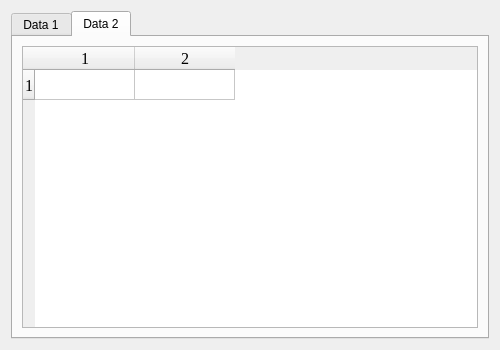
The window that UI/MyTabWidget.ui (sergiipanasenko/DataPlot) describes before a commit, drawn with Qt 5.
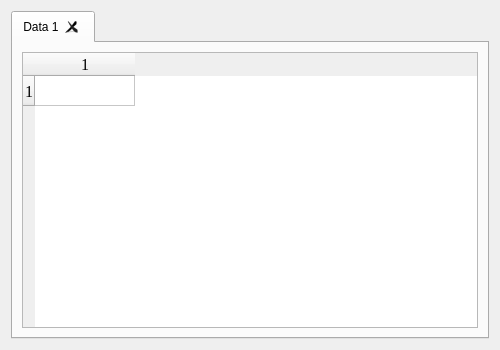
The same window after the commit. The open tabs and pages were chosen to show the change.

Commit message: Working on tab widget.

```diff
--- a/UI/MyTabWidget.ui
+++ b/UI/MyTabWidget.ui
@@ -25,6 +25,9 @@
      <property name="currentIndex">
       <number>0</number>
      </property>
+     <property name="tabsClosable">
+      <bool>true</bool>
+     </property>
      <widget class="QWidget" name="tab1">
       <attribute name="title">
        <string>Data 1</string>
@@ -42,37 +45,10 @@
           <number>1</number>
          </property>
          <property name="columnCount">
-          <number>2</number>
-         </property>
-         <row/>
-         <column/>
-         <column/>
-        </widget>
-       </item>
-      </layout>
-     </widget>
-     <widget class="QWidget" name="tab2">
-      <attribute name="title">
-       <string>Data 2</string>
-      </attribute>
-      <layout class="QGridLayout" name="gridLayout_3">
-       <item row="0" column="0">
-        <widget class="QTableWidget" name="table2">
-         <property name="font">
-          <font>
-           <family>Times New Roman</family>
-           <pointsize>12</pointsize>
-          </font>
-         </property>
-         <property name="rowCount">
           <number>1</number>
          </property>
-         <property name="columnCount">
-          <number>2</number>
-         </property>
          <row/>
          <column/>
-         <column/>
         </widget>
        </item>
       </layout>
```
The commit also changes 1 other file.
